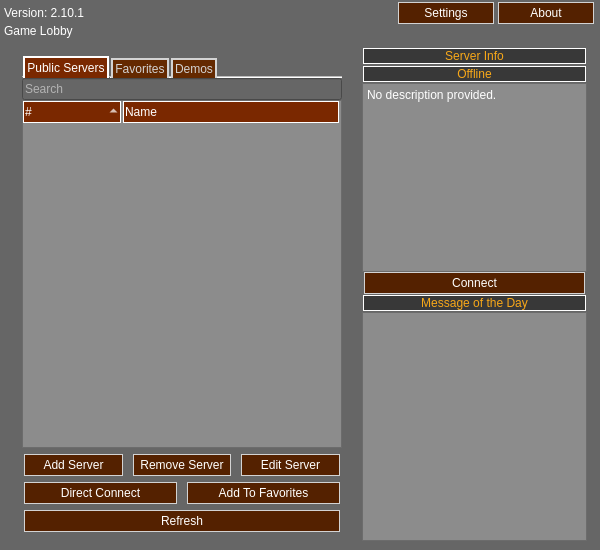
AttorneyOnline/AO2-Client, file resource/ui/lobby.ui: the form before one commit.
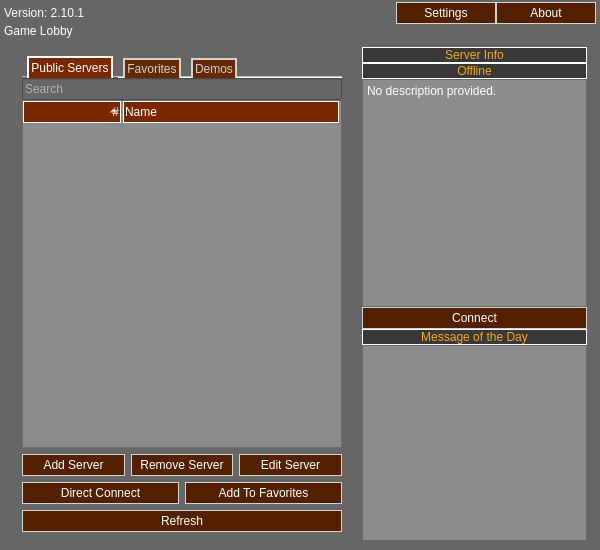
The form after the commit. Icons and pictures are not drawn.

```diff
--- a/resource/ui/lobby.ui
+++ b/resource/ui/lobby.ui
@@ -56,8 +56,6 @@
     background-color: rgb(84,33,0);
     color: white;
     padding: 3;
-    margin-right: 2px;
-    margin-left: 2px;
 }
 
 QPushButton:hover {
@@ -76,8 +74,8 @@
     background-color: rgb(100,41,0);
     color: lightgray;
     padding: 2;
-    margin-right: 1px;
-    margin-left: 1px;
+    margin-right: 5px;
+    margin-left: 5px;
 	border-bottom: 0;
 }
 
@@ -331,6 +329,9 @@
                 <property name="text">
                  <string>#</string>
                 </property>
+                <property name="textAlignment">
+                 <set>AlignTrailing|AlignVCenter</set>
+                </property>
                </column>
                <column>
                 <property name="text">
@@ -567,8 +568,7 @@
               <property name="styleSheet">
                <string notr="true">color: #F8A818;
 background-color: #383838;
-border: 1px solid white;
-margin: 1</string>
+border: 1px solid white;</string>
               </property>
               <property name="text">
                <string>Server Info</string>
@@ -583,8 +583,7 @@
               <property name="styleSheet">
                <string notr="true">color: #F8A818;
 background-color: #383838;
-border: 1px solid white;
-margin: 1</string>
+border: 1px solid white;</string>
               </property>
               <property name="text">
                <string>Offline</string>
@@ -597,7 +596,7 @@
             <item>
              <widget class="QTextBrowser" name="server_description_text">
               <property name="sizePolicy">
-               <sizepolicy hsizetype="Ignored" vsizetype="Expanding">
+               <sizepolicy hsizetype="Expanding" vsizetype="Expanding">
                 <horstretch>0</horstretch>
                 <verstretch>0</verstretch>
                </sizepolicy>
@@ -636,7 +635,7 @@
            <property name="sizePolicy">
             <sizepolicy hsizetype="Preferred" vsizetype="Preferred">
              <horstretch>0</horstretch>
-             <verstretch>4</verstretch>
+             <verstretch>3</verstretch>
             </sizepolicy>
            </property>
            <layout class="QVBoxLayout" name="verticalLayout_6">
@@ -660,8 +659,7 @@
               <property name="styleSheet">
                <string notr="true">color: #F8A818;
 background-color: #383838;
-border: 1px solid white;
-margin: 1</string>
+border: 1px solid white;</string>
               </property>
               <property name="text">
                <string>Message of the Day</string>
```
Left out of the diff: 4 changed lines with no effect on the pictures.
